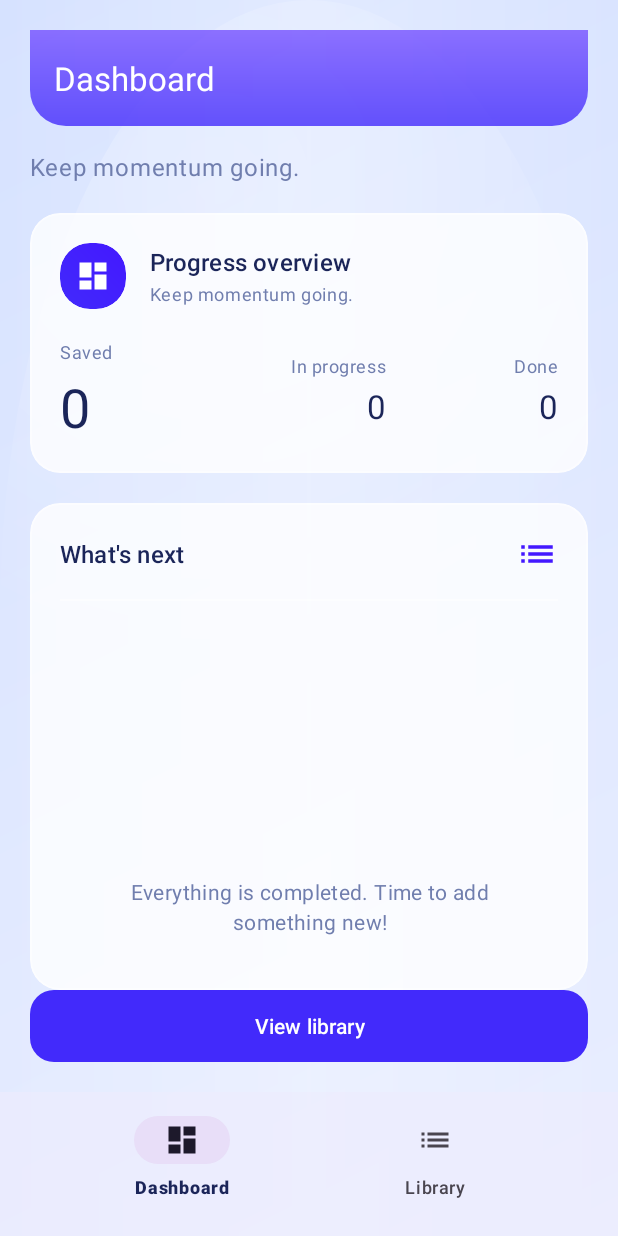
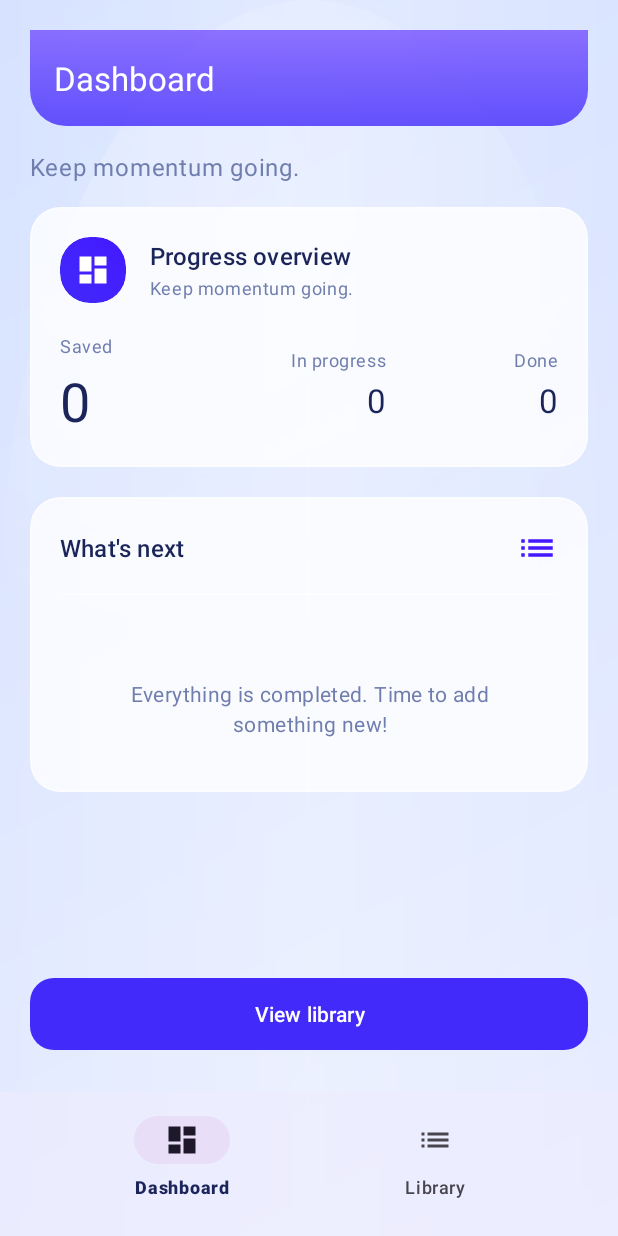
Before and after one commit to E-r-r-o-rr/AI-Course-Track, an Android app: the screen it shows after launch (MainActivity), on a phone screen of 412 x 824 dp. Run offline under Robolectric (Android 15) with nearby library versions, the phone set to English and light mode, and no system bars; our stand-ins replace Room's generated code, navigation-ui; 1 statement that could not run was skipped.

Commit message:
Fix library crash and make dashboard scrollable

```diff
--- a/app/src/main/java/com/example/automation/ui/dashboard/DashboardFragment.kt
+++ b/app/src/main/java/com/example/automation/ui/dashboard/DashboardFragment.kt
@@ -1,5 +1,6 @@
 package com.example.automation.ui.dashboard
 
+import android.content.Context
 import android.os.Bundle
 import android.view.LayoutInflater
 import android.view.View
@@ -16,8 +17,14 @@ import com.example.automation.ui.DashboardViewModel
 class DashboardFragment : Fragment() {
     private var _binding: FragmentDashboardBinding? = null
     private val binding get() = _binding!!
-    private val viewModel: DashboardViewModel by viewModels { AppViewModelFactory(requireActivity().application) }
+    private lateinit var viewModelFactory: AppViewModelFactory
+    private val viewModel: DashboardViewModel by viewModels { viewModelFactory }
     private lateinit var adapter: NextUpAdapter
+
+    override fun onAttach(context: Context) {
+        super.onAttach(context)
+        viewModelFactory = AppViewModelFactory(requireActivity().application)
+    }
 
     override fun onCreateView(inflater: LayoutInflater, container: ViewGroup?, savedInstanceState: Bundle?): View {
         _binding = FragmentDashboardBinding.inflate(inflater, container, false)
@@ -35,6 +42,7 @@ class DashboardFragment : Fragment() {
         }
         binding.nextUpList.layoutManager = LinearLayoutManager(requireContext())
         binding.nextUpList.adapter = adapter
+        binding.nextUpList.isNestedScrollingEnabled = false
 
         viewModel.summary.observe(viewLifecycleOwner) { summary ->
             binding.totalCount.text = summary.total.toString()
--- a/app/src/main/java/com/example/automation/ui/detail/LearningDetailFragment.kt
+++ b/app/src/main/java/com/example/automation/ui/detail/LearningDetailFragment.kt
@@ -1,5 +1,6 @@
 package com.example.automation.ui.detail
 
+import android.content.Context
 import android.content.Intent
 import android.net.Uri
 import android.os.Bundle
@@ -22,8 +23,14 @@ import com.example.automation.ui.LearningDetailViewModel
 class LearningDetailFragment : Fragment() {
     private var _binding: FragmentLearningDetailBinding? = null
     private val binding get() = _binding!!
-    private val viewModel: LearningDetailViewModel by viewModels { AppViewModelFactory(requireActivity().application) }
+    private lateinit var viewModelFactory: AppViewModelFactory
+    private val viewModel: LearningDetailViewModel by viewModels { viewModelFactory }
     private var itemId: Long = 0
+
+    override fun onAttach(context: Context) {
+        super.onAttach(context)
+        viewModelFactory = AppViewModelFactory(requireActivity().application)
+    }
 
     override fun onCreateView(inflater: LayoutInflater, container: ViewGroup?, savedInstanceState: Bundle?): View {
         _binding = FragmentLearningDetailBinding.inflate(inflater, container, false)
--- a/app/src/main/java/com/example/automation/ui/edit/LearningEditFragment.kt
+++ b/app/src/main/java/com/example/automation/ui/edit/LearningEditFragment.kt
@@ -1,5 +1,6 @@
 package com.example.automation.ui.edit
 
+import android.content.Context
 import android.os.Bundle
 import android.view.LayoutInflater
 import android.view.View
@@ -20,9 +21,15 @@ import kotlinx.coroutines.launch
 class LearningEditFragment : Fragment() {
     private var _binding: FragmentLearningEditBinding? = null
     private val binding get() = _binding!!
-    private val viewModel: LearningEditViewModel by viewModels { AppViewModelFactory(requireActivity().application) }
+    private lateinit var viewModelFactory: AppViewModelFactory
+    private val viewModel: LearningEditViewModel by viewModels { viewModelFactory }
 
     private var currentItem: LearningItem? = null
+
+    override fun onAttach(context: Context) {
+        super.onAttach(context)
+        viewModelFactory = AppViewModelFactory(requireActivity().application)
+    }
 
     override fun onCreateView(inflater: LayoutInflater, container: ViewGroup?, savedInstanceState: Bundle?): View {
         _binding = FragmentLearningEditBinding.inflate(inflater, container, false)
--- a/app/src/main/java/com/example/automation/ui/list/LearningListFragment.kt
+++ b/app/src/main/java/com/example/automation/ui/list/LearningListFragment.kt
@@ -1,5 +1,6 @@
 package com.example.automation.ui.list
 
+import android.content.Context
 import android.os.Bundle
 import android.view.LayoutInflater
 import android.view.View
@@ -19,8 +20,14 @@ import com.example.automation.ui.LearningListViewModel
 class LearningListFragment : Fragment() {
     private var _binding: FragmentLearningListBinding? = null
     private val binding get() = _binding!!
-    private val viewModel: LearningListViewModel by viewModels { AppViewModelFactory(requireActivity().application) }
+    private lateinit var viewModelFactory: AppViewModelFactory
+    private val viewModel: LearningListViewModel by viewModels { viewModelFactory }
     private lateinit var adapter: LearningListAdapter
+
+    override fun onAttach(context: Context) {
+        super.onAttach(context)
+        viewModelFactory = AppViewModelFactory(requireActivity().application)
+    }
 
     override fun onCreateView(inflater: LayoutInflater, container: ViewGroup?, savedInstanceState: Bundle?): View {
         _binding = FragmentLearningListBinding.inflate(inflater, container, false)
--- a/app/src/main/res/layout/fragment_dashboard.xml
+++ b/app/src/main/res/layout/fragment_dashboard.xml
@@ -15,26 +15,37 @@
         app:layout_constraintEnd_toEndOf="parent"
         app:layout_constraintTop_toTopOf="parent" />
 
+    <androidx.core.widget.NestedScrollView
+        android:id="@+id/dashboardScroll"
+        android:layout_width="0dp"
+        android:layout_height="0dp"
+        android:clipToPadding="false"
+        android:layout_marginTop="16dp"
+        app:layout_constraintTop_toBottomOf="@id/toolbar"
+        app:layout_constraintBottom_toTopOf="@id/openLibrary"
+        app:layout_constraintStart_toStartOf="parent"
+        app:layout_constraintEnd_toEndOf="parent">
+
+        <LinearLayout
+            android:layout_width="match_parent"
+            android:layout_height="wrap_content"
+            android:orientation="vertical"
+            android:paddingBottom="24dp">
+
             <TextView
                 android:id="@+id/subtitle"
-        android:layout_width="0dp"
+                android:layout_width="match_parent"
                 android:layout_height="wrap_content"
-        android:layout_marginTop="16dp"
                 android:text="@string/dashboard_subtitle"
                 android:textAppearance="@style/TextAppearance.Material3.BodyLarge"
                 android:textColor="@color/secondaryText"
-        app:layout_constraintStart_toStartOf="parent"
-        app:layout_constraintEnd_toEndOf="parent"
-        app:layout_constraintTop_toBottomOf="@id/toolbar" />
+                android:layout_marginBottom="16dp" />
 
             <com.google.android.material.card.MaterialCardView
                 android:id="@+id/summaryCard"
-        android:layout_width="0dp"
+                android:layout_width="match_parent"
                 android:layout_height="wrap_content"
-        android:layout_marginTop="20dp"
-        app:layout_constraintStart_toStartOf="parent"
-        app:layout_constraintEnd_toEndOf="parent"
-        app:layout_constraintTop_toBottomOf="@id/subtitle">
+                android:layout_marginBottom="20dp">
 
                 <LinearLayout
                     android:layout_width="match_parent"
@@ -164,17 +175,13 @@
 
             <com.google.android.material.card.MaterialCardView
                 android:id="@+id/nextUpCard"
-        android:layout_width="0dp"
-        android:layout_height="0dp"
-        android:layout_marginTop="20dp"
-        app:layout_constraintTop_toBottomOf="@id/summaryCard"
-        app:layout_constraintStart_toStartOf="parent"
-        app:layout_constraintEnd_toEndOf="parent"
-        app:layout_constraintBottom_toTopOf="@id/openLibrary">
+                android:layout_width="match_parent"
+                android:layout_height="wrap_content"
+                android:layout_marginBottom="20dp">
 
                 <LinearLayout
                     android:layout_width="match_parent"
-            android:layout_height="match_parent"
+                    android:layout_height="wrap_content"
                     android:orientation="vertical"
                     android:padding="20dp">
 
@@ -209,10 +216,10 @@
                     <androidx.recyclerview.widget.RecyclerView
                         android:id="@+id/nextUpList"
                         android:layout_width="match_parent"
-                android:layout_height="0dp"
+                        android:layout_height="wrap_content"
                         android:layout_marginTop="12dp"
-                android:layout_weight="1"
                         android:clipToPadding="false"
+                        android:nestedScrollingEnabled="false"
                         android:paddingBottom="12dp"
                         android:paddingTop="4dp" />
 
@@ -229,6 +236,8 @@
                         android:visibility="gone" />
                 </LinearLayout>
             </com.google.android.material.card.MaterialCardView>
+        </LinearLayout>
+    </androidx.core.widget.NestedScrollView>
 
     <com.google.android.material.button.MaterialButton
         android:id="@+id/openLibrary"
@@ -236,6 +245,7 @@
         android:layout_width="0dp"
         android:layout_height="wrap_content"
         android:layout_marginTop="20dp"
+        android:layout_marginBottom="8dp"
         android:text="@string/go_to_library"
         app:layout_constraintBottom_toBottomOf="parent"
         app:layout_constraintStart_toStartOf="parent"
```
Lines whose indentation alone changed are shown as unchanged.
